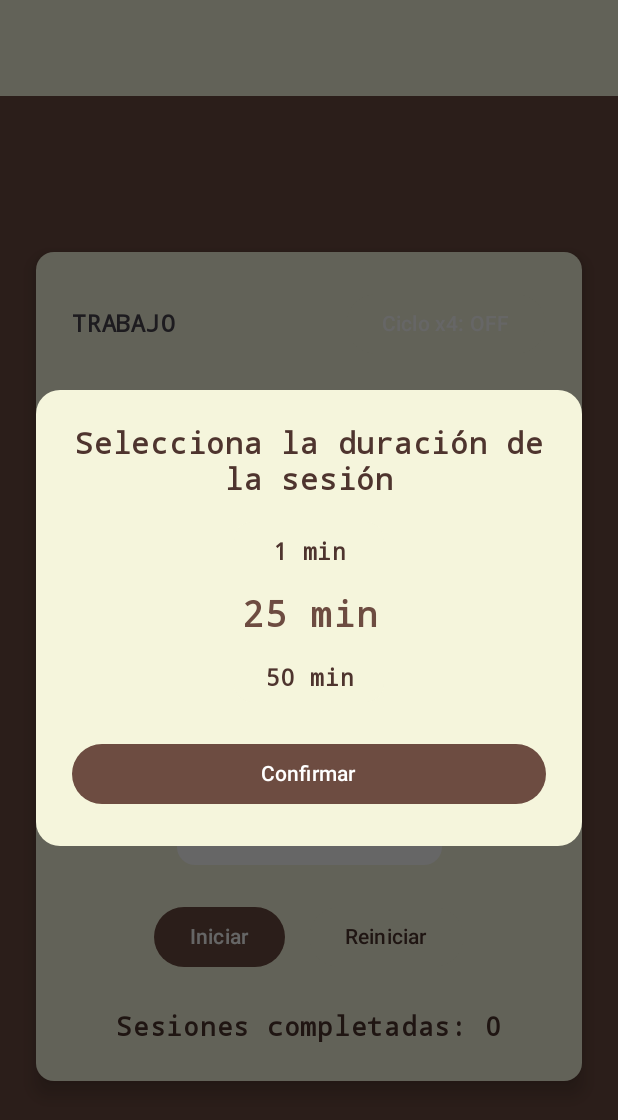
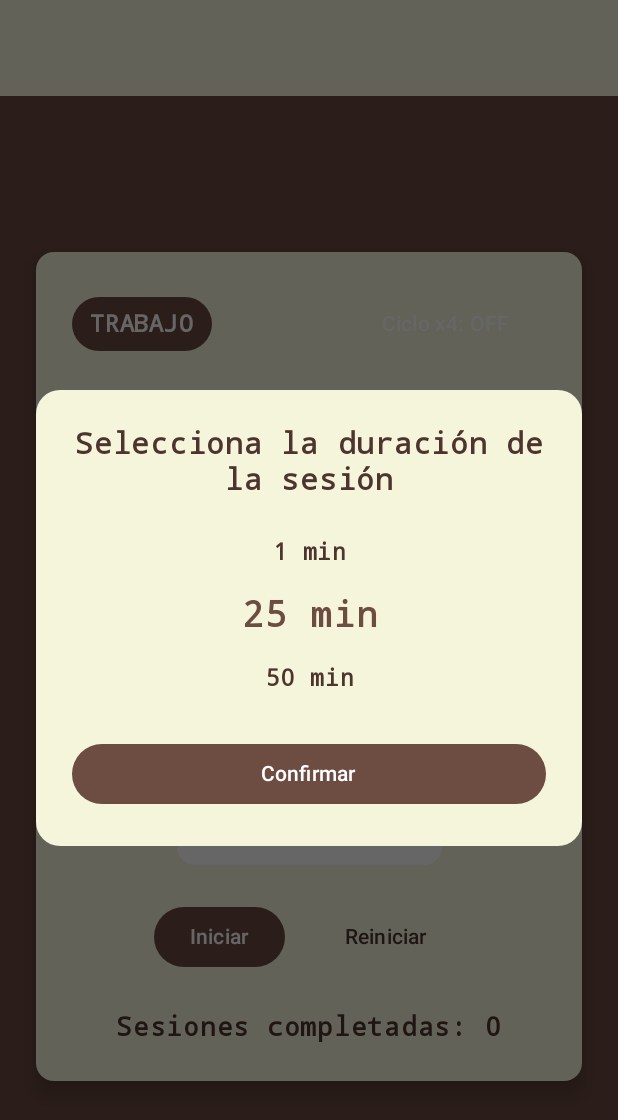
Before and after one commit to AGranados87/Mokka, an Android app built with Jetpack Compose: the screen it shows after launch (MainActivity), after a tap on "Ciclo x4: ON", on a phone screen of 412 x 824 dp. Shown: the top 1120 px of the screen. Run offline under Robolectric (Android 15) with nearby library versions, the phone set to English and light mode, and no system bars.

Commit message:
Añadido logo yu cambios en pomodoro screen.

```diff
--- a/src/main/java/com/agranadosruiz/mokka/ui/theme/PomodoroScreen.kt
+++ b/src/main/java/com/agranadosruiz/mokka/ui/theme/PomodoroScreen.kt
@@ -33,6 +33,7 @@ import androidx.compose.runtime.setValue
 import androidx.compose.ui.Alignment
 import androidx.compose.ui.Modifier
 import androidx.compose.ui.res.painterResource
+import androidx.compose.ui.text.font.FontWeight
 import androidx.compose.ui.text.style.TextAlign
 import androidx.compose.ui.unit.dp
 import androidx.compose.ui.unit.sp
@@ -44,12 +45,15 @@ fun PomodoroScreen(modifier: Modifier = Modifier) {
     // -----------------------
     // Estados principales
     // -----------------------
-    var selectedTime by remember { mutableIntStateOf(25) }
+    var selectedTime by remember { mutableIntStateOf(25) }             // min de trabajo (solo modo manual)
     var isRunning by remember { mutableStateOf(false) }
     var completedSessions by remember { mutableStateOf(0) }
 
     // Modo ciclo x4: Trabajo(25) Descanso(5) Trabajo(25) Descanso(5)
     var cycle4Enabled by remember { mutableStateOf(true) }
+
+    // Diálogo al completar el ciclo x4
+    var cycleCompleteDialog by remember { mutableStateOf(false) }
 
     // Plan de intervalos
     data class Interval(val type: SessionType, val durationSec: Int)
@@ -63,7 +67,9 @@ fun PomodoroScreen(modifier: Modifier = Modifier) {
                 Interval(SessionType.BREAK, 5 * 60),
             )
         } else {
+            // Modo “manual”: trabajo seleccionado y descanso asociado
             val breakSec = when (selectedTime) {
+                1 -> 20
                 25 -> 5 * 60
                 50 -> 10 * 60
                 else -> 10 * 60
@@ -80,8 +86,9 @@ fun PomodoroScreen(modifier: Modifier = Modifier) {
     var sessionType by remember { mutableStateOf(plan[currentIndex].type) }
     var timeLeft by remember { mutableIntStateOf(plan[currentIndex].durationSec) }
 
+    // Popup (solo modo manual)
     var showDurationDialog by remember { mutableStateOf(!cycle4Enabled) }
-    var waitingForBreak by remember { mutableStateOf(false) }
+    var waitingForBreak by remember { mutableStateOf(false) } // solo en modo manual
 
     // -----------------------
     // Reloj
@@ -105,11 +112,12 @@ fun PomodoroScreen(modifier: Modifier = Modifier) {
                     currentIndex = next
                     sessionType = plan[next].type
                     timeLeft = plan[next].durationSec
-                    // Auto-encadenado: sigue corriendo
+                    // Sigue corriendo
                     isRunning = true
                 } else {
-                    // Fin de los 4 intervalos
+                    // Fin de los 4 intervalos -> mostrar diálogo
                     isRunning = false
+                    cycleCompleteDialog = true
                 }
             } else {
                 // Modo manual (flujo anterior con popup)
@@ -141,13 +149,16 @@ fun PomodoroScreen(modifier: Modifier = Modifier) {
         isRunning = false
         waitingForBreak = false
         showDurationDialog = !cycle4Enabled
+        cycleCompleteDialog = false
     }
 
+    // Si activas Ciclo x4, forzamos 25 min de trabajo y rehacemos plan
     LaunchedEffect(cycle4Enabled) {
         if (cycle4Enabled) selectedTime = 25
         resetWithNewPlan()
     }
 
+    // Si cambias la duración en modo manual, rehacemos plan
     LaunchedEffect(selectedTime) {
         if (!cycle4Enabled) resetWithNewPlan()
     }
@@ -158,7 +169,9 @@ fun PomodoroScreen(modifier: Modifier = Modifier) {
     if (waitingForBreak && !cycle4Enabled) {
         Dialog(onDismissRequest = { /* No cerrar tocando fuera */ }) {
             Card(
-                modifier = Modifier.padding(24.dp).fillMaxWidth(),
+                modifier = Modifier
+                    .padding(24.dp)
+                    .fillMaxWidth(),
                 shape = RoundedCornerShape(16.dp),
                 colors = CardDefaults.cardColors(containerColor = MaterialTheme.colorScheme.surface)
             ) {
@@ -197,12 +210,61 @@ fun PomodoroScreen(modifier: Modifier = Modifier) {
     }
 
     // -----------------------
+    // Diálogo al completar ciclo x4
+    // -----------------------
+    if (cycleCompleteDialog && cycle4Enabled) {
+        Dialog(onDismissRequest = { /* No cerrar tocando fuera */ }) {
+            Card(
+                modifier = Modifier
+                    .padding(24.dp)
+                    .fillMaxWidth(),
+                shape = RoundedCornerShape(16.dp),
+                colors = CardDefaults.cardColors(containerColor = MaterialTheme.colorScheme.surface)
+            ) {
+                Column(
+                    modifier = Modifier.padding(24.dp),
+                    horizontalAlignment = Alignment.CenterHorizontally
+                ) {
+                    Text("🎯 Ciclo x4 completado", fontSize = 20.sp, textAlign = TextAlign.Center)
+                    Spacer(Modifier.height(12.dp))
+                    Text(
+                        "Has terminado los 4 intervalos (25/5/25/5). ¿Qué quieres hacer?",
+                        fontSize = 16.sp,
+                        textAlign = TextAlign.Center,
+                        color = MaterialTheme.colorScheme.onSurfaceVariant
+                    )
+                    Spacer(Modifier.height(24.dp))
+                    Row(horizontalArrangement = Arrangement.spacedBy(12.dp)) {
+                        Button(
+                            onClick = {
+                                // Reinicia el ciclo x4 al primer bloque (en pausa)
+                                resetWithNewPlan()
+                                cycleCompleteDialog = false
+                            }
+                        ) { Text("Repetir ciclo") }
+
+                        Button(
+                            onClick = { cycleCompleteDialog = false },
+                            colors = ButtonDefaults.buttonColors(
+                                containerColor = MaterialTheme.colorScheme.secondary,
+                                contentColor = MaterialTheme.colorScheme.onSecondary
+                            )
+                        ) { Text("Cerrar") }
+                    }
+                }
+            }
+        }
+    }
+
+    // -----------------------
     // Modal de selección (solo modo manual)
     // -----------------------
     if (showDurationDialog && !cycle4Enabled) {
-        Dialog(onDismissRequest = { /* No cerrar tocando fuera */ }) {
+        Dialog(onDismissRequest = { /* No cerrar al tocar fuera */ }) {
             Card(
-                modifier = Modifier.padding(24.dp).fillMaxWidth(),
+                modifier = Modifier
+                    .padding(24.dp)
+                    .fillMaxWidth(),
                 shape = RoundedCornerShape(16.dp),
                 colors = CardDefaults.cardColors(containerColor = MaterialTheme.colorScheme.surface)
             ) {
@@ -214,9 +276,7 @@ fun PomodoroScreen(modifier: Modifier = Modifier) {
                     Spacer(Modifier.height(16.dp))
                     DuracionTrabajo(
                         selectedTime = selectedTime,
-                        onTimeSelected = { newTime ->
-                            selectedTime = newTime
-                        },
+                        onTimeSelected = { newTime -> selectedTime = newTime },
                         options = listOf(1, 25, 50)
                     )
                     Spacer(Modifier.height(24.dp))
@@ -238,36 +298,47 @@ fun PomodoroScreen(modifier: Modifier = Modifier) {
         contentAlignment = Alignment.Center
     ) {
         Card(
-            modifier = Modifier.padding(24.dp).fillMaxWidth(),
+            modifier = Modifier
+                .padding(24.dp)
+                .fillMaxWidth(),
             colors = CardDefaults.cardColors(containerColor = MaterialTheme.colorScheme.surface),
             elevation = CardDefaults.cardElevation(defaultElevation = 8.dp)
         ) {
             Column(
-                modifier = Modifier.padding(24.dp).fillMaxWidth(),
+                modifier = Modifier
+                    .padding(24.dp)
+                    .fillMaxWidth(),
                 verticalArrangement = Arrangement.Center,
                 horizontalAlignment = Alignment.CenterHorizontally
             ) {
 
-                // Cabecera pequeño toggle ciclo
+                // Cabecera: estado + toggle ciclo
                 Row(
                     modifier = Modifier.fillMaxWidth(),
                     horizontalArrangement = Arrangement.SpaceBetween,
                     verticalAlignment = Alignment.CenterVertically
                 ) {
-                    // Estado / bloque
-                    val bloqueTxt =
-                        if (cycle4Enabled) "Bloque ${currentIndex + 1} de ${plan.size}" else
-                            if (sessionType == SessionType.WORK) "TRABAJO" else "DESCANSO"
+                    // IZQUIERDA: Estado
+                    if (cycle4Enabled) {
+                        // Texto simple cuando el ciclo x4 está activo
+                        Text(
+                            text = "Bloque ${currentIndex + 1} de ${plan.size}",
+                            fontSize = 16.sp,
+                            color = if (sessionType == SessionType.WORK)
+                                MaterialTheme.colorScheme.primary
+                            else MaterialTheme.colorScheme.onSurfaceVariant
+                        )
+                    } else {
+                        // Píldora marrón cuando el ciclo x4 está desactivado
+                        val estado = when {
+                            waitingForBreak -> "¡SESIÓN COMPLETADA!"
+                            sessionType == SessionType.WORK -> "TRABAJO"
+                            else -> "DESCANSO"
+                        }
+                        EstadoPildora(estado)
+                    }
 
-                    Text(
-                        text = bloqueTxt,
-                        fontSize = 16.sp,
-                        color = if (cycle4Enabled && sessionType == SessionType.WORK)
-                            MaterialTheme.colorScheme.primary
-                        else MaterialTheme.colorScheme.onSurfaceVariant
-                    )
-
-                    // Botón modo ciclo x4
+                    // DERECHA: Botón toggle ciclo x4
                     val cicloLabel = if (cycle4Enabled) "Ciclo x4: ON" else "Ciclo x4: OFF"
                     Button(
                         onClick = { cycle4Enabled = !cycle4Enabled },
@@ -283,7 +354,9 @@ fun PomodoroScreen(modifier: Modifier = Modifier) {
 
                 // Sección imagen/animaciones
                 Box(
-                    modifier = Modifier.height(250.dp).padding(bottom = 16.dp),
+                    modifier = Modifier
+                        .height(250.dp)
+                        .padding(bottom = 16.dp),
                     contentAlignment = Alignment.TopCenter
                 ) {
                     when {
@@ -294,7 +367,9 @@ fun PomodoroScreen(modifier: Modifier = Modifier) {
                                 modifier = Modifier.fillMaxWidth()
                             )
                             Box(
-                                modifier = Modifier.align(Alignment.TopCenter).padding(top = 0.dp, end = 20.dp)
+                                modifier = Modifier
+                                    .align(Alignment.TopCenter)
+                                    .padding(top = 0.dp, end = 20.dp)
                             ) {
                                 BubblesAnimation(
                                     areaWidth = 120.dp,
@@ -303,7 +378,9 @@ fun PomodoroScreen(modifier: Modifier = Modifier) {
                                 )
                             }
                             Box(
-                                modifier = Modifier.align(Alignment.BottomCenter).offset(y = (-35).dp)
+                                modifier = Modifier
+                                    .align(Alignment.BottomCenter)
+                                    .offset(y = (-35).dp)
                             ) {
                                 Llamas(
                                     areaWidth = 220.dp,
@@ -326,7 +403,9 @@ fun PomodoroScreen(modifier: Modifier = Modifier) {
                                 altoArea = 120.dp,
                                 colorVapor = androidx.compose.ui.graphics.Color.White.copy(alpha = 0.35f),
                                 posicionesX = listOf(0.46f, 0.5f, 0.54f),
-                                modifier = Modifier.align(Alignment.TopCenter).offset(y = (-10).dp)
+                                modifier = Modifier
+                                    .align(Alignment.TopCenter)
+                                    .offset(y = (-10).dp)
                             )
                         }
 
@@ -354,7 +433,7 @@ fun PomodoroScreen(modifier: Modifier = Modifier) {
                         fontSize = 50.sp,
                         color = androidx.compose.ui.graphics.Color(0xFF4E342E),
                         style = androidx.compose.ui.text.TextStyle(
-                            fontWeight = androidx.compose.ui.text.font.FontWeight.Bold
+                            fontWeight = FontWeight.Bold
                         )
                     )
                 }
@@ -364,14 +443,8 @@ fun PomodoroScreen(modifier: Modifier = Modifier) {
                 // Botones
                 Row(horizontalArrangement = Arrangement.spacedBy(16.dp)) {
                     Button(
-                        onClick = {
-                            // Si está al final del ciclo x4, reiniciamos al pulsar iniciar
-                            if (cycle4Enabled && !isRunning && currentIndex == plan.lastIndex && timeLeft == 0) {
-                                resetWithNewPlan()
-                            }
-                            isRunning = !isRunning
-                        },
-                        enabled = !(waitingForBreak && !cycle4Enabled),
+                        onClick = { isRunning = !isRunning },
+                        enabled = !(waitingForBreak && !cycle4Enabled) && !cycleCompleteDialog,
                         colors = ButtonDefaults.buttonColors(
                             containerColor = MaterialTheme.colorScheme.primary,
                             contentColor = MaterialTheme.colorScheme.onPrimary
@@ -408,6 +481,20 @@ fun PomodoroScreen(modifier: Modifier = Modifier) {
     }
 }
 
+@Composable
+private fun EstadoPildora(texto: String) {
+    Box(
+        modifier = Modifier
+            .background(
+                color = MaterialTheme.colorScheme.primary, // marrón del tema
+                shape = RoundedCornerShape(999.dp)
+            )
+            .padding(horizontal = 12.dp, vertical = 6.dp)
+    ) {
+        Text(text = texto, color = MaterialTheme.colorScheme.onPrimary)
+    }
+}
+
 enum class SessionType { WORK, BREAK }
 
 fun formatTime(seconds: Int): String {
```
Also changed, not shown: src/main/res/drawable/mokkapositive.jpeg (deleted).
